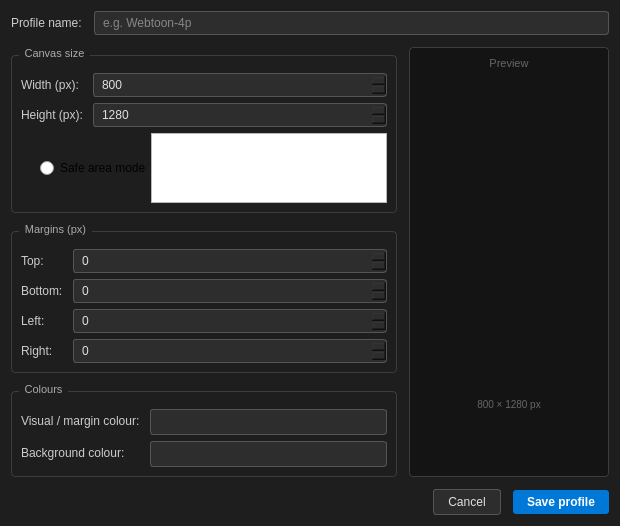
Before: the Qt Designer form widgets/canvasprofiledialog/canvasprofiledialog.ui in ShadobaDev/Platemaker-qt, drawn with Qt 5.
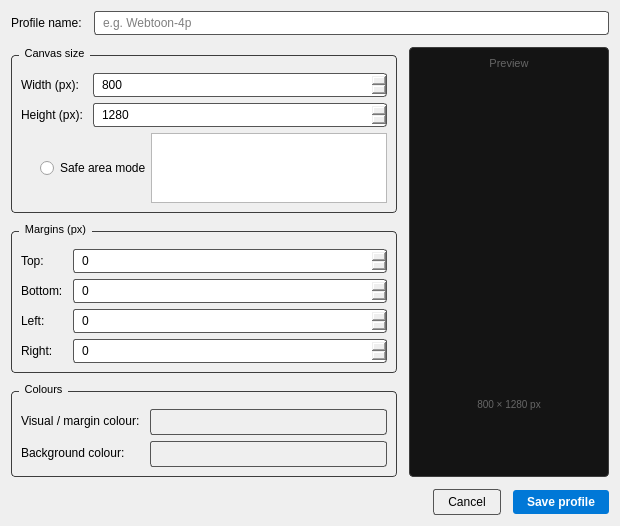
After: the same form once the commit is applied.

Commit message: refactor(ui): simplify styles by removing redundant color definitions for dark theme

```diff
--- a/widgets/canvasprofiledialog/canvasprofiledialog.ui
+++ b/widgets/canvasprofiledialog/canvasprofiledialog.ui
@@ -15,12 +15,7 @@
   </property>
   <property name="styleSheet">
    <string notr="true">
-QDialog {
-    background-color: #1e1e1e;
-    color: #e0e0e0;
-}
 QGroupBox {
-    color: #aaaaaa;
     border: 1px solid #3d3d3d;
     border-radius: 4px;
     margin-top: 8px;
@@ -33,12 +28,9 @@
     padding: 0 4px;
 }
 QLabel {
-    color: #cccccc;
     font-size: 12px;
 }
 QLineEdit, QSpinBox {
-    background-color: #2d2d2d;
-    color: #e0e0e0;
     border: 1px solid #555555;
     border-radius: 3px;
     padding: 3px 6px;
@@ -48,8 +40,6 @@
     border: 1px solid #0078d7;
 }
 QPushButton {
-    background-color: #2d2d2d;
-    color: #e0e0e0;
     border: 1px solid #555555;
     border-radius: 3px;
     padding: 5px 14px;
```
Left out of the diff: 1 changed line with no effect on the pictures. The commit also changes 3 other files.
